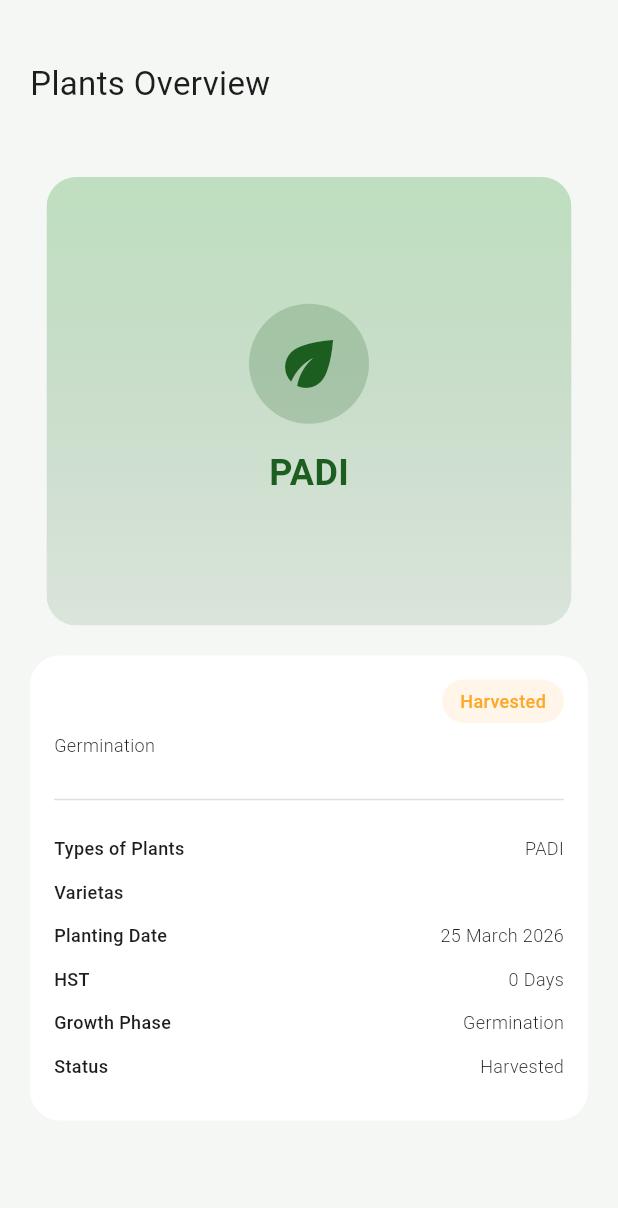
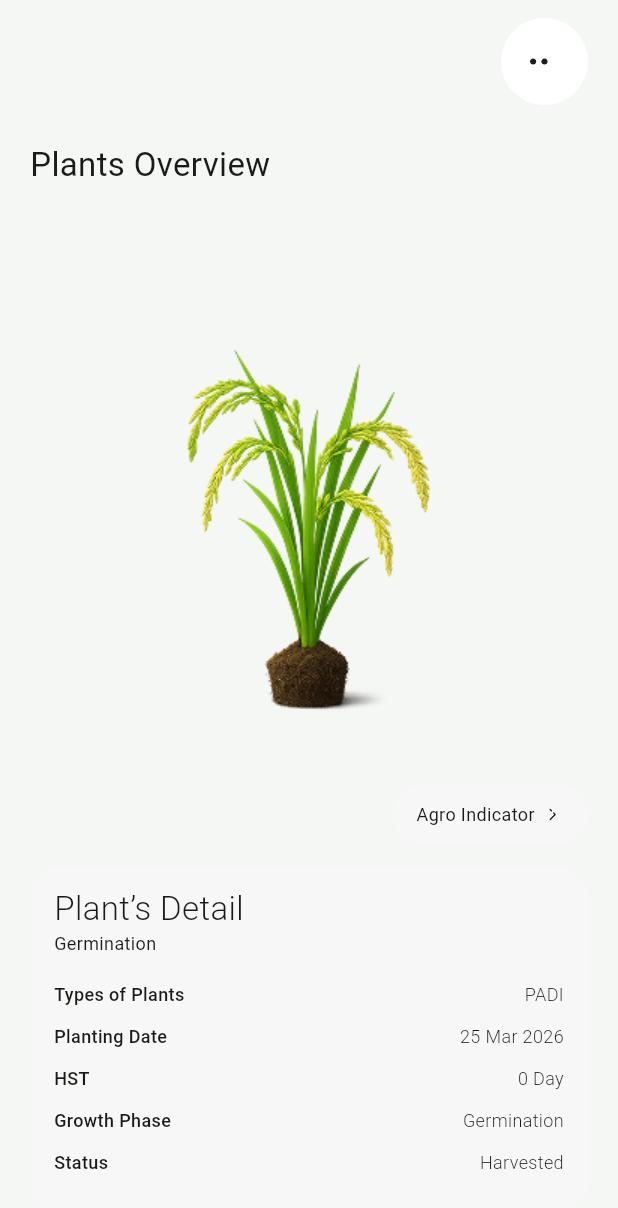
Before and after one commit to ahmdhqnn/simpulagromobile, a Flutter app: the PlantDetailCard widget shown alone on an empty page, opened directly with empty values, on a phone screen of 412 x 824 dp. Shown: the top 1208 px of the screen. Run offline on Flutter 3.47's test engine with Material 3 defaults, Android fonts, the phone set to English and light mode, and no system bars; our stand-ins replace dio, flutter_riverpod, flutter_secure_storage, flutter_svg, go_router; accounts and stored records are empty; Roboto replaces fonts that are missing (Plus Jakarta Sans).

Commit message:
feat: Add AgroIndicatorButton widget and integrate it into PlantDetailCard; include new plant image asset

```diff
--- /dev/null
+++ b/lib/features/plant/presentation/widgets/agro_indicator_button.dart
@@ -0,0 +1,34 @@
+import 'package:flutter/material.dart';
+import 'package:flutter_svg/flutter_svg.dart';
+
+class AgroIndicatorButton extends StatelessWidget {
+  const AgroIndicatorButton({super.key});
+
+  @override
+  Widget build(BuildContext context) {
+    return Container(
+      width: 130,
+      height: 38,
+      decoration: BoxDecoration(
+        color: const Color(0xFFF7F7F7),
+        borderRadius: BorderRadius.circular(100),
+      ),
+      padding: const EdgeInsets.symmetric(horizontal: 12),
+      child: Row(
+        mainAxisAlignment: MainAxisAlignment.center,
+        children: [
+          const Text(
+            'Agro Indicator',
+            style: TextStyle(
+              fontSize: 12,
+              fontWeight: FontWeight.w400,
+              height: 1.8,
+            ),
+          ),
+          const SizedBox(width: 4),
+          SvgPicture.asset('assets/icons/chevron-right-icon.svg', width: 16),
+        ],
+      ),
+    );
+  }
+}
--- a/lib/features/plant/presentation/widgets/plant_detail_card.dart
+++ b/lib/features/plant/presentation/widgets/plant_detail_card.dart
@@ -1,7 +1,8 @@
 import 'package:flutter/material.dart';
 import 'package:intl/intl.dart';
-import '../../../../core/theme/app_theme.dart';
 import '../../domain/entities/plant.dart';
+import 'package:flutter_svg/flutter_svg.dart';
+import 'agro_indicator_button.dart';
 
 class PlantDetailCard extends StatelessWidget {
   final Plant plant;
@@ -10,198 +11,149 @@ class PlantDetailCard extends StatelessWidget {
 
   @override
   Widget build(BuildContext context) {
-    return SingleChildScrollView(
+    return Padding(
       padding: const EdgeInsets.symmetric(horizontal: 20),
       child: Column(
         crossAxisAlignment: CrossAxisAlignment.start,
         children: [
-          const SizedBox(height: 40),
-          // Header
-          const Text(
-            'Plants Overview',
-            style: TextStyle(
-              fontSize: 22,
-              fontFamily: 'Plus Jakarta Sans',
-              fontWeight: FontWeight.w400,
-              color: Color(0xFF1D1D1D),
+          const SizedBox(height: 12),
+
+          Row(
+            mainAxisAlignment: MainAxisAlignment.end,
+            children: [
+              Container(
+                width: 58,
+                height: 58,
+                decoration: BoxDecoration(
+                  color: Colors.white,
+                  borderRadius: BorderRadius.circular(32),
                 ),
-          ),
-          const SizedBox(height: 47),
-
-          Center(
-            child: Container(
-              width: 350,
-              height: 299,
-              decoration: BoxDecoration(
-                color: AppColors.surfaceVariant,
-                borderRadius: BorderRadius.circular(20),
-              ),
-              child: ClipRRect(
-                borderRadius: BorderRadius.circular(20),
-                child: _buildPlantImage(),
+                child: Center(
+                  child: SvgPicture.asset(
+                    'assets/icons/more-icon.svg',
+                    width: 28,
                   ),
                 ),
               ),
-          const SizedBox(height: 20),
+            ],
+          ),
+
+          const SizedBox(height: 24),
+
+          const Text(
+            'Plants Overview',
+            style: TextStyle(fontSize: 22, fontWeight: FontWeight.w400),
+          ),
+
+          const SizedBox(height: 16),
+
+          Expanded(
+            child: Column(
+              children: [
+                Expanded(
+                  child: Stack(
+                    children: [
+                      Center(
+                        child: Image.asset(
+                          'assets/images/padi-perkecambahan-image.png',
+                          fit: BoxFit.contain,
+                        ),
+                      ),
+
+                      Positioned(
+                        right: 0,
+                        bottom: 0,
+                        child: const AgroIndicatorButton(),
+                      ),
+                    ],
+                  ),
+                ),
+
+                const SizedBox(height: 16),
 
                 Container(
                   width: double.infinity,
                   padding: const EdgeInsets.all(16),
                   decoration: BoxDecoration(
-              color: Colors.white,
+                    color: const Color(0xFFF7F7F7),
                     borderRadius: BorderRadius.circular(20),
                   ),
                   child: Column(
+                    mainAxisSize: MainAxisSize.min,
                     crossAxisAlignment: CrossAxisAlignment.start,
                     children: [
-                Row(
-                  mainAxisAlignment: MainAxisAlignment.spaceBetween,
-                  crossAxisAlignment: CrossAxisAlignment.start,
-                  children: [
-                    Column(
-                      crossAxisAlignment: CrossAxisAlignment.start,
-                      children: [
-                        Text(
-                          plant.plantName ?? 'Plant',
-                          style: const TextStyle(
+                      const Text(
+                        "Plant’s Detail",
+                        style: TextStyle(
                           fontSize: 22,
-                            fontFamily: 'Plus Jakarta Sans',
                           fontWeight: FontWeight.w300,
-                            color: Color(0xFF1D1D1D),
+                          height: 1,
                         ),
                       ),
-                        const SizedBox(height: 4),
+
+                      const SizedBox(height: 2),
+
                       Text(
                         plant.growthPhase,
-                          style: const TextStyle(
-                            fontSize: 12,
-                            fontFamily: 'Plus Jakarta Sans',
-                            fontWeight: FontWeight.w300,
-                            color: Color(0xFF1D1D1D),
-                          ),
-                        ),
-                      ],
+                        style: const TextStyle(fontSize: 12, height: 1.8),
                       ),
 
-                    Container(
-                      padding: const EdgeInsets.symmetric(
-                        horizontal: 12,
-                        vertical: 6,
+                      const SizedBox(height: 12),
+
+                      _detailRow(
+                        "Types of Plants",
+                        plant.plantType?.displayName ?? "-",
                       ),
-                      decoration: BoxDecoration(
-                        color: plant.isActive
-                            ? AppColors.success.withOpacity(0.1)
-                            : AppColors.warning.withOpacity(0.1),
-                        borderRadius: BorderRadius.circular(20),
+                      _detailRow(
+                        "Planting Date",
+                        plant.plantDate != null
+                            ? DateFormat('dd MMM yyyy').format(plant.plantDate!)
+                            : "-",
                       ),
-                      child: Text(
-                        plant.isActive ? 'Active' : 'Harvested',
-                        style: TextStyle(
-                          fontSize: 12,
-                          fontWeight: FontWeight.w500,
-                          color: plant.isActive
-                              ? AppColors.success
-                              : AppColors.warning,
-                        ),
-                      ),
-                    ),
-                  ],
-                ),
-                const SizedBox(height: 20),
-                const Divider(color: AppColors.divider),
-                const SizedBox(height: 16),
-
-                _buildDetailRow(
-                  'Types of Plants',
-                  plant.plantType?.displayName ?? '-',
-                ),
-                _buildDetailRow('Varietas', plant.varietasId ?? '-'),
-                _buildDetailRow(
-                  'Planting Date',
-                  plant.plantDate != null
-                      ? DateFormat('dd MMMM yyyy').format(plant.plantDate!)
-                      : '-',
-                ),
-                _buildDetailRow(
-                  'HST',
-                  '${plant.hst} Day${plant.hst != 1 ? 's' : ''}',
-                ),
-                _buildDetailRow('Growth Phase', plant.growthPhase),
-                _buildDetailRow(
-                  'Status',
-                  plant.isActive ? 'Planting' : 'Harvested',
+                      _detailRow("HST", "${plant.hst} Day"),
+                      _detailRow("Growth Phase", plant.growthPhase),
+                      _detailRow(
+                        "Status",
+                        plant.isActive ? "Planting" : "Harvested",
                       ),
                     ],
                   ),
                 ),
-          const SizedBox(height: 24),
+
+                const SizedBox(height: 16),
+              ],
+            ),
+          ),
         ],
       ),
     );
   }
 
-  Widget _buildPlantImage() {
-    return Container(
-      decoration: BoxDecoration(
-        gradient: LinearGradient(
-          begin: Alignment.topCenter,
-          end: Alignment.bottomCenter,
-          colors: [
-            AppColors.primaryLight.withOpacity(0.3),
-            AppColors.primary.withOpacity(0.1),
-          ],
-        ),
-      ),
-      child: Center(
-        child: Column(
-          mainAxisAlignment: MainAxisAlignment.center,
+  Widget _detailRow(String label, String value) {
+    return Padding(
+      padding: const EdgeInsets.only(bottom: 6),
+      child: Row(
         children: [
-            Container(
-              width: 80,
-              height: 80,
-              decoration: BoxDecoration(
-                color: AppColors.primary.withOpacity(0.2),
-                borderRadius: BorderRadius.circular(40),
-              ),
-              child: Icon(Icons.eco, size: 48, color: AppColors.primary),
-            ),
-            const SizedBox(height: 16),
-            Text(
-              plant.plantType?.displayName ?? 'Plant',
-              style: TextStyle(
-                fontSize: 24,
-                fontWeight: FontWeight.w600,
-                color: AppColors.primary,
-              ),
-            ),
-          ],
-        ),
-      ),
-    );
-  }
-
-  Widget _buildDetailRow(String label, String value) {
-    return Padding(
-      padding: const EdgeInsets.only(bottom: 12),
-      child: Row(
-        mainAxisAlignment: MainAxisAlignment.spaceBetween,
-        children: [
-          Text(
+          SizedBox(
+            width: 120,
+            child: Text(
               label,
               style: const TextStyle(
                 fontSize: 12,
-              fontFamily: 'Plus Jakarta Sans',
                 fontWeight: FontWeight.w500,
-              color: Color(0xFF1D1D1D),
+                height: 1.8,
               ),
             ),
-          Text(
+          ),
+          Expanded(
+            child: Text(
               value,
+              textAlign: TextAlign.right,
               style: const TextStyle(
                 fontSize: 12,
-              fontFamily: 'Plus Jakarta Sans',
                 fontWeight: FontWeight.w300,
-              color: Color(0xFF1D1D1D),
+                height: 1.8,
+              ),
             ),
           ),
         ],
```
Also changed, not shown: assets/images/padi-perkecambahan-image.png (added). Lines whose indentation alone changed are shown as unchanged.
